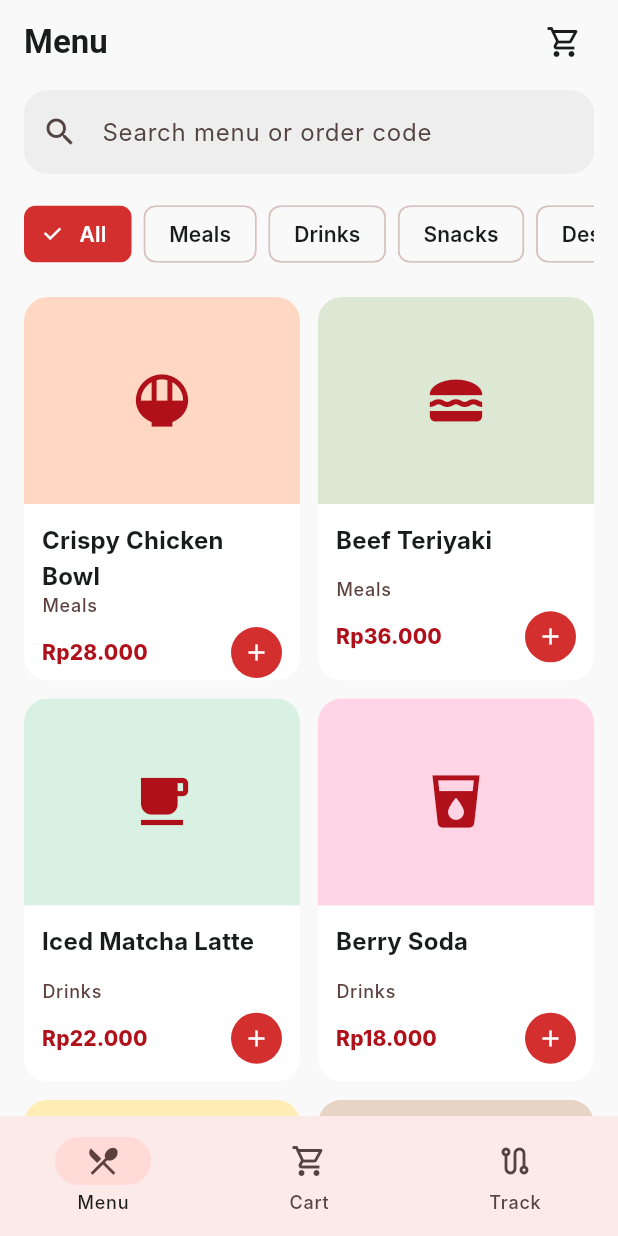
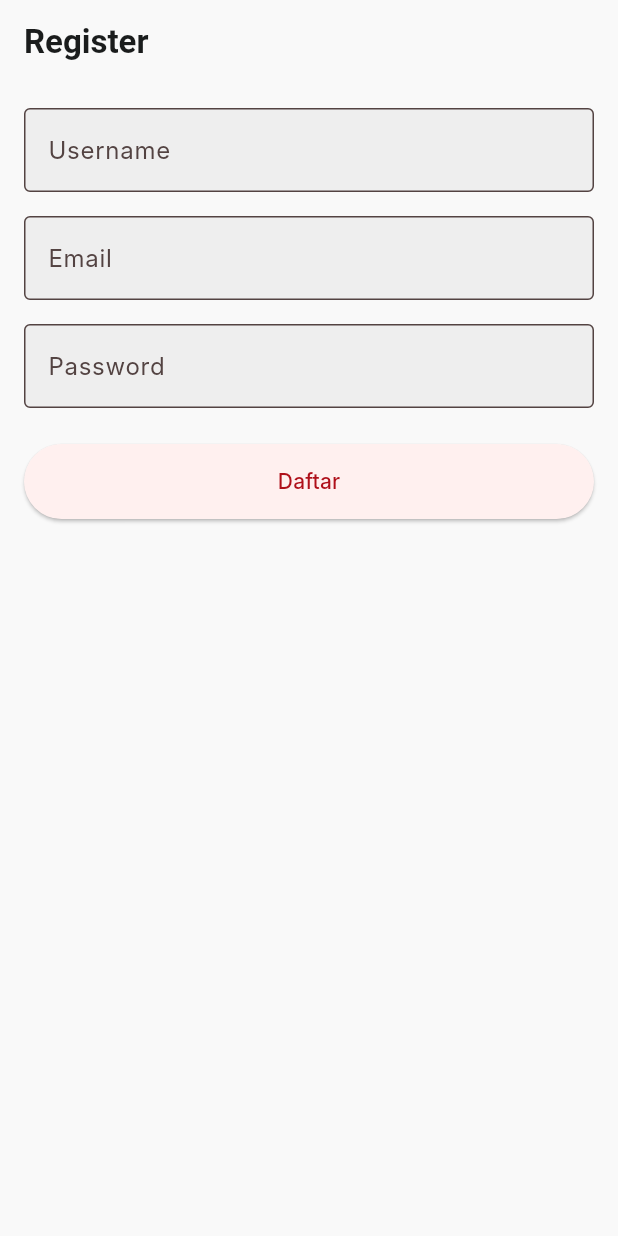
Before and after one commit to SyafiqShidiq/Project_Kasir_Flutter, a Flutter app: the screen it shows after launch, on a phone screen of 412 x 824 dp. Run offline on Flutter 3.47's test engine with Material 3 defaults, Android fonts, the light colour scheme and no system bars; our stand-ins replace flutter_riverpod, go_router, supabase_flutter; accounts and stored records are empty; Roboto replaces fonts that are missing (Inter).

Commit message:
membuat register

```diff
--- a/lib/main.dart
+++ b/lib/main.dart
@@ -5,6 +5,8 @@ import 'package:flutter/widgets.dart';
 import 'config/supabase_config.dart';
 import 'package:supabase_flutter/supabase_flutter.dart';
 
+import '../screens/register_screen.dart';
+
 Future<void> main() async {
   WidgetsFlutterBinding.ensureInitialized();
 
@@ -28,7 +30,7 @@ final routerProvider = Provider<GoRouter>((ref) {
     routes: [
       GoRoute(
         path: '/',
-        builder: (context, state) => const CustomerHomeScreen(),
+        builder: (context, state) => const RegisterScreen(),
       ),
       GoRoute(path: '/cart', builder: (context, state) => const CartScreen()),
       GoRoute(
--- /dev/null
+++ b/lib/screens/register_screen.dart
@@ -0,0 +1,156 @@
+import 'package:flutter/material.dart';
+import 'package:flutter_riverpod/flutter_riverpod.dart';
+
+import '../providers/auth_provider.dart';
+
+class RegisterScreen extends ConsumerStatefulWidget {
+  const RegisterScreen({super.key});
+
+  @override
+  ConsumerState<RegisterScreen> createState() =>
+      _RegisterScreenState();
+}
+
+class _RegisterScreenState
+    extends ConsumerState<RegisterScreen> {
+
+  final _usernameController = TextEditingController();
+  final _emailController = TextEditingController();
+  final _passwordController = TextEditingController();
+
+  bool _isLoading = false;
+
+  @override
+  void dispose() {
+    _usernameController.dispose();
+    _emailController.dispose();
+    _passwordController.dispose();
+    super.dispose();
+  }
+
+  Future<void> _register() async {
+    final username = _usernameController.text.trim();
+    final email = _emailController.text.trim();
+    final password = _passwordController.text;
+
+    if (username.isEmpty ||
+        email.isEmpty ||
+        password.isEmpty) {
+      ScaffoldMessenger.of(context).showSnackBar(
+        const SnackBar(
+          content: Text(
+            'Semua field harus diisi',
+          ),
+        ),
+      );
+      return;
+    }
+
+    setState(() {
+      _isLoading = true;
+    });
+
+    try {
+      final authService =
+          ref.read(authServiceProvider);
+
+      await authService.register(
+        username: username,
+        email: email,
+        password: password,
+      );
+
+      if (!mounted) return;
+
+      ScaffoldMessenger.of(context).showSnackBar(
+        const SnackBar(
+          content: Text(
+            'Registrasi berhasil',
+          ),
+        ),
+      );
+
+      _usernameController.clear();
+      _emailController.clear();
+      _passwordController.clear();
+
+    } catch (e) {
+      if (!mounted) return;
+
+      ScaffoldMessenger.of(context).showSnackBar(
+        SnackBar(
+          content: Text(
+            e.toString(),
+          ),
+        ),
+      );
+    } finally {
+      if (mounted) {
+        setState(() {
+          _isLoading = false;
+        });
+      }
+    }
+  }
+
+  @override
+  Widget build(BuildContext context) {
+    return Scaffold(
+      appBar: AppBar(
+        title: const Text('Register'),
+      ),
+      body: Padding(
+        padding: const EdgeInsets.all(16),
+        child: Column(
+          children: [
+
+            TextField(
+              controller: _usernameController,
+              decoration: const InputDecoration(
+                labelText: 'Username',
+                border: OutlineInputBorder(),
+              ),
+            ),
+
+            const SizedBox(height: 16),
+
+            TextField(
+              controller: _emailController,
+              keyboardType:
+                  TextInputType.emailAddress,
+              decoration: const InputDecoration(
+                labelText: 'Email',
+                border: OutlineInputBorder(),
+              ),
+            ),
+
+            const SizedBox(height: 16),
+
+            TextField(
+              controller: _passwordController,
+              obscureText: true,
+              decoration: const InputDecoration(
+                labelText: 'Password',
+                border: OutlineInputBorder(),
+              ),
+            ),
+
+            const SizedBox(height: 24),
+
+            SizedBox(
+              width: double.infinity,
+              height: 50,
+              child: ElevatedButton(
+                onPressed:
+                    _isLoading ? null : _register,
+                child: _isLoading
+                    ? const CircularProgressIndicator()
+                    : const Text('Daftar'),
+              ),
+            ),
+          ],
+        ),
+      ),
+    );
+  }
+}
--- a/lib/services/auth_service.dart
+++ b/lib/services/auth_service.dart
@@ -14,6 +14,9 @@ class AuthService {
     required String email,
     required String password,
   }) async {
+    print('USERNAME: [$username]');
+    print('EMAIL: [$email]');
+    print('PASSWORD: [$password]');
     final response = await _supabase.auth.signUp(
       email: email,
       password: password,
```
Also changed, not shown: lib/home_page.dart (added, +33 -0 lines).
